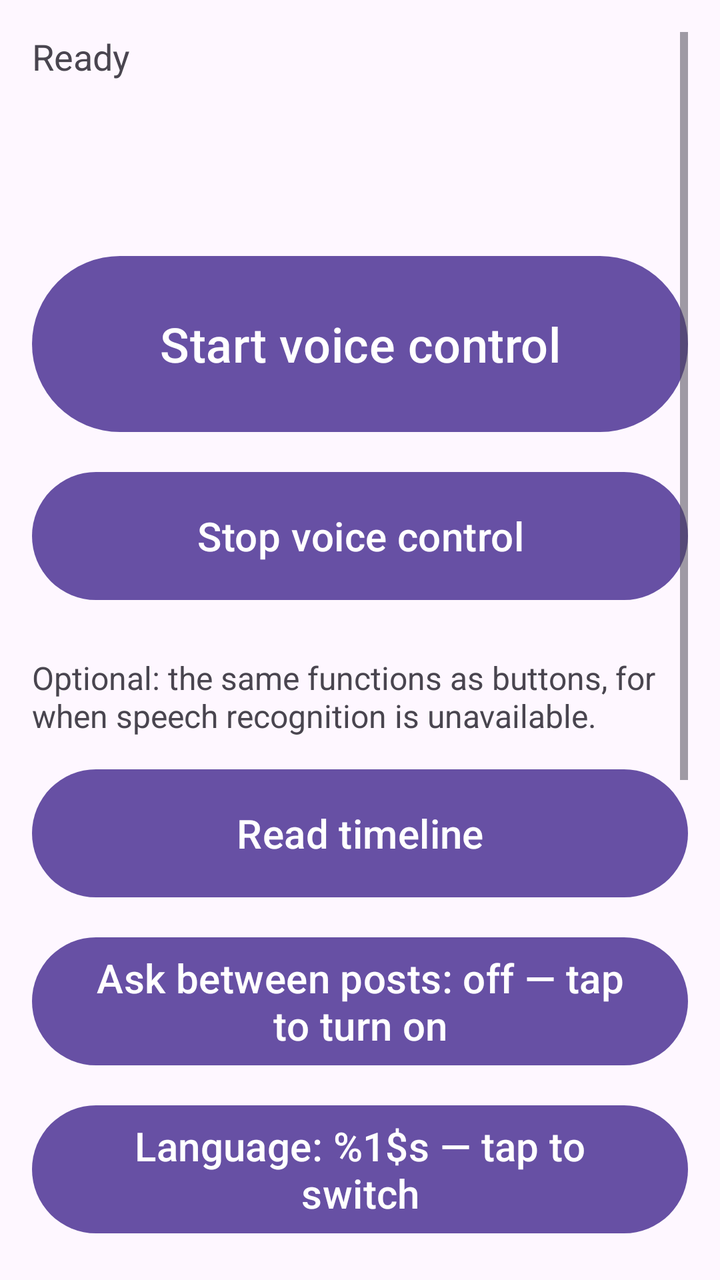
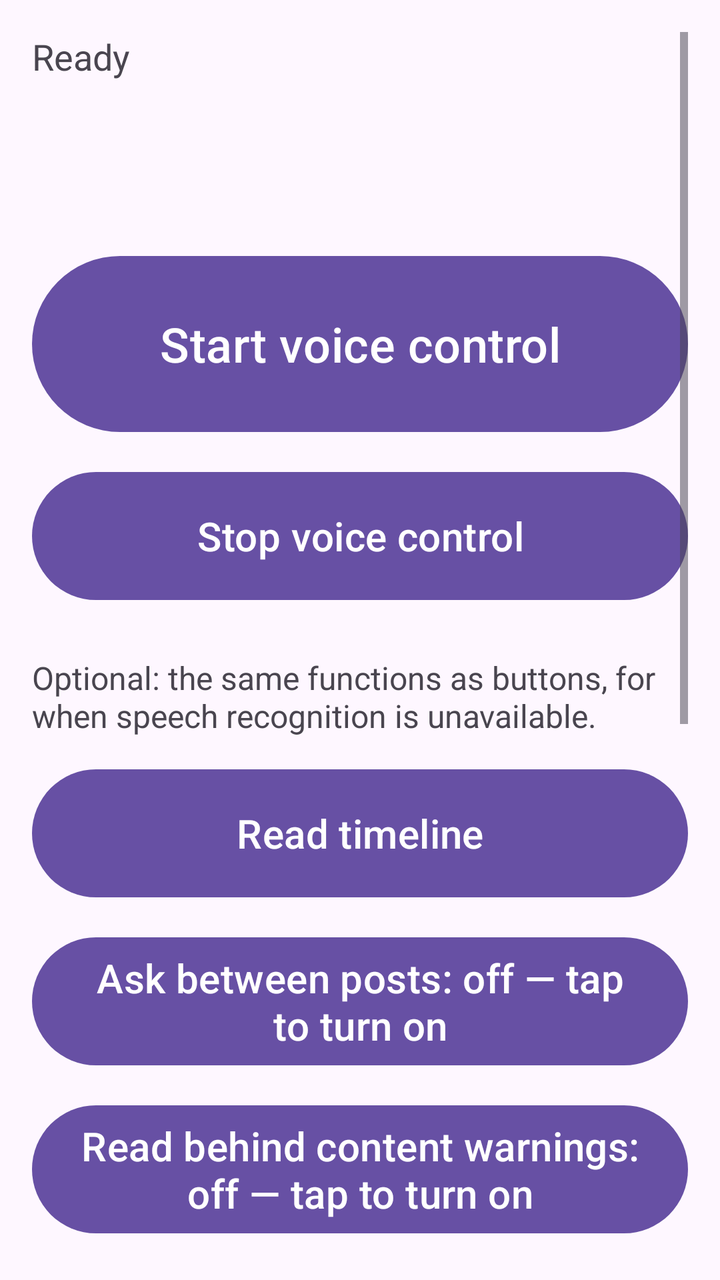

Before-and-after screenshots of an Android layout around one commit, followed by the original layout XML and the change that was made.
<!-- AndroidManifest.xml: application theme Theme.PeromaVoice -->
<!-- res/layout/activity_main.xml -->
<?xml version="1.0" encoding="utf-8"?>
<ScrollView xmlns:android="http://schemas.android.com/apk/res/android"
    android:layout_width="match_parent"
    android:layout_height="match_parent"
    android:fillViewport="true"
    android:padding="16dp">

    <LinearLayout
        android:layout_width="match_parent"
        android:layout_height="wrap_content"
        android:orientation="vertical">

        <TextView
            android:id="@+id/statusText"
            android:layout_width="match_parent"
            android:layout_height="wrap_content"
            android:minHeight="96dp"
            android:textSize="18sp"
            android:text="@string/idle"
            android:focusable="true" />

        <Button
            android:id="@+id/btnStartVoice"
            style="@style/VoiceButton"
            android:minHeight="96dp"
            android:textSize="24sp"
            android:text="@string/start_voice" />

        <Button
            android:id="@+id/btnStopVoice"
            style="@style/VoiceButton"
            android:text="@string/stop_voice" />

        <TextView
            android:layout_width="match_parent"
            android:layout_height="wrap_content"
            android:layout_marginTop="24dp"
            android:textSize="16sp"
            android:text="@string/manual_hint" />

        <LinearLayout
            android:id="@+id/manualControls"
            android:layout_width="match_parent"
            android:layout_height="wrap_content"
            android:orientation="vertical">

            <Button
                android:id="@+id/btnRead"
                style="@style/VoiceButton"
                android:text="@string/read_timeline" />

            <Button
                android:id="@+id/btnTogglePauses"
                style="@style/VoiceButton"
                android:text="@string/pauses_state_off" />

            <Button
                android:id="@+id/btnToggleLanguage"
                style="@style/VoiceButton"
                android:text="@string/language_state" />

            <Button
                android:id="@+id/btnNext"
                style="@style/VoiceButton"
                android:text="@string/next_post" />

            <Button
                android:id="@+id/btnPrev"
                style="@style/VoiceButton"
                android:text="@string/previous_post" />

            <Button
                android:id="@+id/btnRepeat"
                style="@style/VoiceButton"
                android:text="@string/repeat_post" />

            <Button
                android:id="@+id/btnDictate"
                style="@style/VoiceButton"
                android:text="@string/dictate" />

            <Button
                android:id="@+id/btnLogout"
                style="@style/VoiceButton"
                android:text="@string/logout" />

        </LinearLayout>
    </LinearLayout>
</ScrollView>
<!-- resources referenced by this layout -->
<resources>
  <string name="dictate">Dictate a post</string>
  <string name="idle">Ready</string>
  <string name="language_state">Language: %1$s — tap to switch</string>
  <string name="logout">Sign out</string>
  <string name="manual_hint">Optional: the same functions as buttons, for when speech recognition is unavailable.</string>
  <string name="next_post">Next post</string>
  <string name="pauses_state_off">Ask between posts: off — tap to turn on</string>
  <string name="previous_post">Previous post</string>
  <string name="read_timeline">Read timeline</string>
  <string name="repeat_post">Repeat post</string>
  <string name="start_voice">Start voice control</string>
  <string name="stop_voice">Stop voice control</string>
  <style name="VoiceButton" parent="Widget.Material3.Button">
          <item name="android:layout_width">match_parent</item>
          <item name="android:layout_height">wrap_content</item>
          <item name="android:minHeight">72dp</item>
          <item name="android:textSize">20sp</item>
          <item name="android:layout_marginTop">12dp</item>
      </style>
  <style name="Theme.PeromaVoice" parent="Theme.Material3.DayNight.NoActionBar" />
</resources>

<!-- the commit's change to res/layout/activity_main.xml (unified diff, before → after) -->
@@ -55,6 +55,11 @@
                 android:text="@string/pauses_state_off" />
 
             <Button
+                android:id="@+id/btnToggleWarnings"
+                style="@style/VoiceButton"
+                android:text="@string/warnings_state_off" />
+
+            <Button
                 android:id="@+id/btnToggleLanguage"
                 style="@style/VoiceButton"
                 android:text="@string/language_state" />
<!-- resource entries referenced after the edit -->
@@ -12,6 +12,7 @@
   <string name="repeat_post">Repeat post</string>
   <string name="start_voice">Start voice control</string>
   <string name="stop_voice">Stop voice control</string>
+  <string name="warnings_state_off">Read behind content warnings: off — tap to turn on</string>
   <style name="VoiceButton" parent="Widget.Material3.Button">
           <item name="android:layout_width">match_parent</item>
           <item name="android:layout_height">wrap_content</item>
